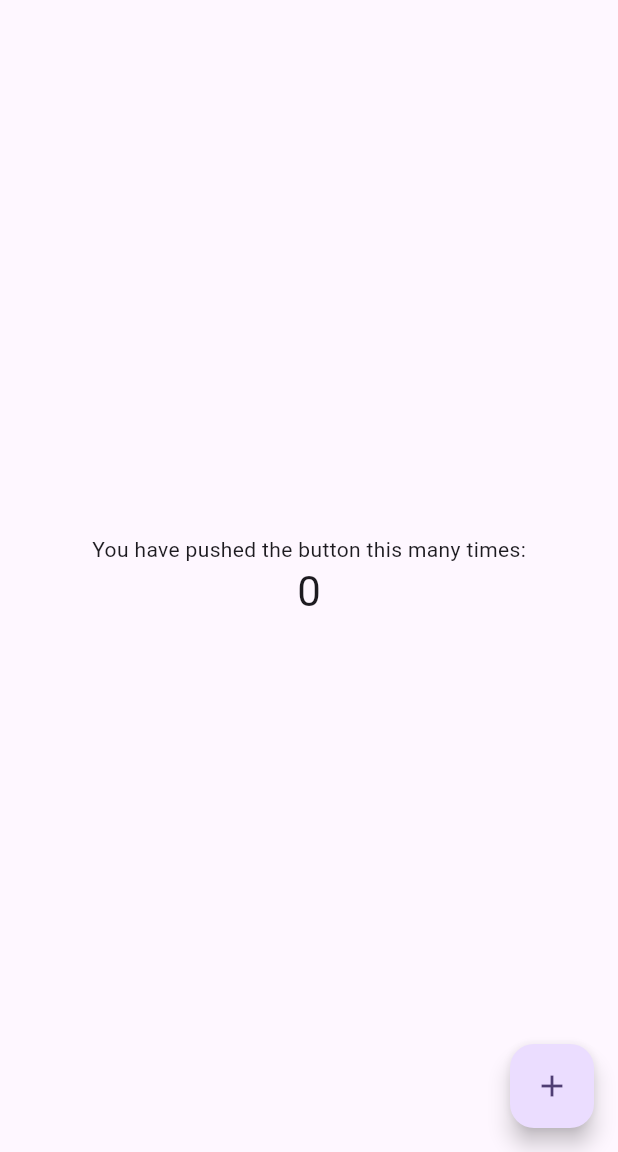
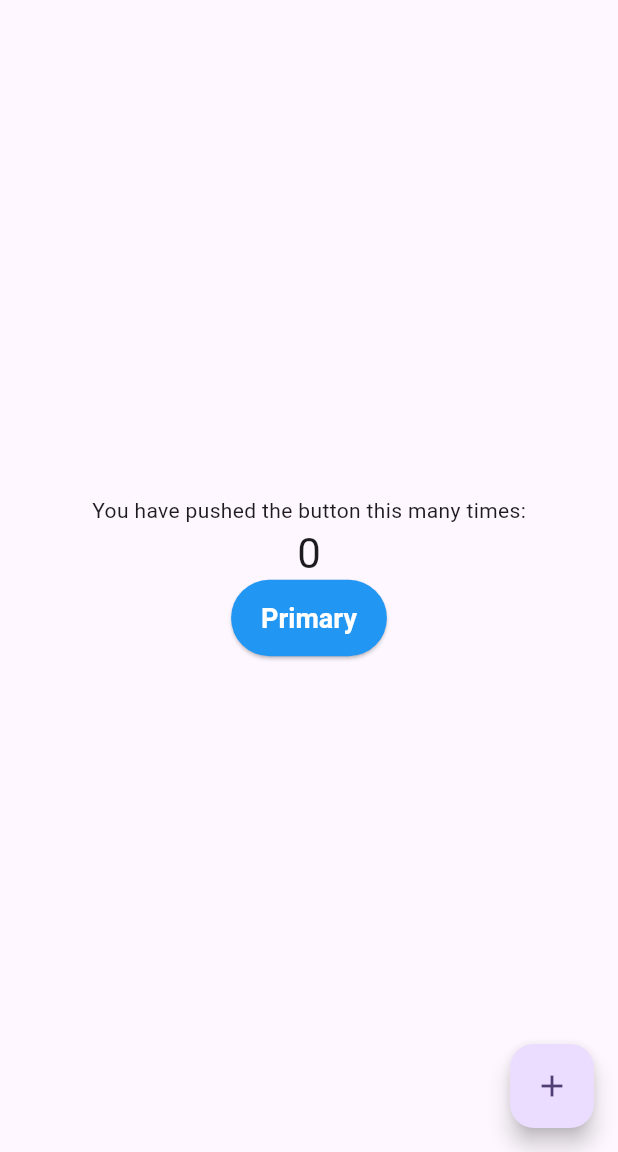
Before and after one commit to r9bt/flutter-playground, a Flutter app: the screen it shows after launch, on a phone screen of 412 x 824 dp, the part 84-1236 px from its top. Run offline on Flutter 3.47's test engine with Material 3 defaults, Android fonts, the phone set to English and light mode, and no system bars; missing offline and left inert: widgetbook, widgetbook_annotation.

Commit message:
set up widgetbook

```diff
--- a/lib/main.dart
+++ b/lib/main.dart
@@ -1,4 +1,5 @@
 import 'package:flutter/material.dart';
+import 'package:playground/widget_book/button.dart';
 
 void main() {
   runApp(const MyApp());
@@ -7,27 +8,11 @@ void main() {
 class MyApp extends StatelessWidget {
   const MyApp({super.key});
 
-  // This widget is the root of your application.
   @override
   Widget build(BuildContext context) {
     return MaterialApp(
       title: 'Flutter Demo',
       theme: ThemeData(
-        // This is the theme of your application.
-        //
-        // TRY THIS: Try running your application with "flutter run". You'll see
-        // the application has a purple toolbar. Then, without quitting the app,
-        // try changing the seedColor in the colorScheme below to Colors.green
-        // and then invoke "hot reload" (save your changes or press the "hot
-        // reload" button in a Flutter-supported IDE, or press "r" if you used
-        // the command line to start the app).
-        //
-        // Notice that the counter didn't reset back to zero; the application
-        // state is not lost during the reload. To reset the state, use hot
-        // restart instead.
-        //
-        // This works for code too, not just values: Most code changes can be
-        // tested with just a hot reload.
         colorScheme: ColorScheme.fromSeed(seedColor: Colors.deepPurple),
         useMaterial3: true,
       ),
@@ -38,15 +23,6 @@ class MyApp extends StatelessWidget {
 
 class MyHomePage extends StatefulWidget {
   const MyHomePage({super.key, required this.title});
-
-  // This widget is the home page of your application. It is stateful, meaning
-  // that it has a State object (defined below) that contains fields that affect
-  // how it looks.
-
-  // This class is the configuration for the state. It holds the values (in this
-  // case the title) provided by the parent (in this case the App widget) and
-  // used by the build method of the State. Fields in a Widget subclass are
-  // always marked "final".
 
   final String title;
 
@@ -59,50 +35,19 @@ class _MyHomePageState extends State<MyHomePage> {
 
   void _incrementCounter() {
     setState(() {
-      // This call to setState tells the Flutter framework that something has
-      // changed in this State, which causes it to rerun the build method below
-      // so that the display can reflect the updated values. If we changed
-      // _counter without calling setState(), then the build method would not be
-      // called again, and so nothing would appear to happen.
       _counter++;
     });
   }
 
   @override
   Widget build(BuildContext context) {
-    // This method is rerun every time setState is called, for instance as done
-    // by the _incrementCounter method above.
-    //
-    // The Flutter framework has been optimized to make rerunning build methods
-    // fast, so that you can just rebuild anything that needs updating rather
-    // than having to individually change instances of widgets.
     return Scaffold(
       appBar: AppBar(
-        // TRY THIS: Try changing the color here to a specific color (to
-        // Colors.amber, perhaps?) and trigger a hot reload to see the AppBar
-        // change color while the other colors stay the same.
         backgroundColor: Theme.of(context).colorScheme.inversePrimary,
-        // Here we take the value from the MyHomePage object that was created by
-        // the App.build method, and use it to set our appbar title.
         title: Text(widget.title),
       ),
       body: Center(
-        // Center is a layout widget. It takes a single child and positions it
-        // in the middle of the parent.
         child: Column(
-          // Column is also a layout widget. It takes a list of children and
-          // arranges them vertically. By default, it sizes itself to fit its
-          // children horizontally, and tries to be as tall as its parent.
-          //
-          // Column has various properties to control how it sizes itself and
-          // how it positions its children. Here we use mainAxisAlignment to
-          // center the children vertically; the main axis here is the vertical
-          // axis because Columns are vertical (the cross axis would be
-          // horizontal).
-          //
-          // TRY THIS: Invoke "debug painting" (choose the "Toggle Debug Paint"
-          // action in the IDE, or press "p" in the console), to see the
-          // wireframe for each widget.
           mainAxisAlignment: MainAxisAlignment.center,
           children: <Widget>[
             const Text(
@@ -112,6 +57,7 @@ class _MyHomePageState extends State<MyHomePage> {
               '$_counter',
               style: Theme.of(context).textTheme.headlineMedium,
             ),
+            Button(text: 'Primary'),
           ],
         ),
       ),
--- /dev/null
+++ b/lib/widget_book/button.dart
@@ -0,0 +1,26 @@
+import 'package:flutter/material.dart';
+
+class Button extends StatelessWidget {
+  final String text;
+  const Button({super.key, required this.text});
+
+  @override
+  Widget build(BuildContext context) {
+    return ElevatedButton(
+      onPressed: () {},
+      style: ElevatedButton.styleFrom(
+        foregroundColor: Colors.white,
+        backgroundColor: Colors.blue,
+        padding: EdgeInsets.symmetric(horizontal: 20, vertical: 15),
+        textStyle: TextStyle(
+          fontSize: 18,
+          fontWeight: FontWeight.bold,
+        ),
+        shape: RoundedRectangleBorder(
+          borderRadius: BorderRadius.circular(30),
+        ),
+      ),
+      child: Text(text),
+    );
+  }
+}
--- /dev/null
+++ b/widgetbook/analysis_options.yaml
@@ -0,0 +1 @@
+include: package:flutter_lints/flutter.yaml
```
Also changed, not shown: widgetbook/lib/button.dart (added, +31 -0 lines), widgetbook/lib/main.dart (added, +38 -0 lines), widgetbook/pubspec.yaml (added, +25 -0 lines), widgetbook/lib/main.directories.g.dart (added), widgetbook/pubspec.lock (added), 125 other files.
